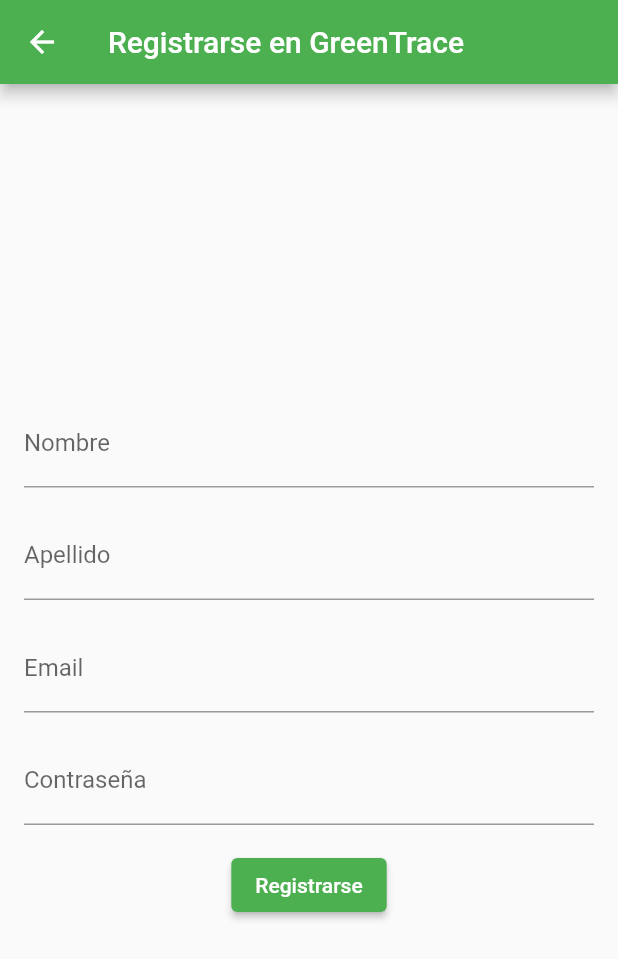
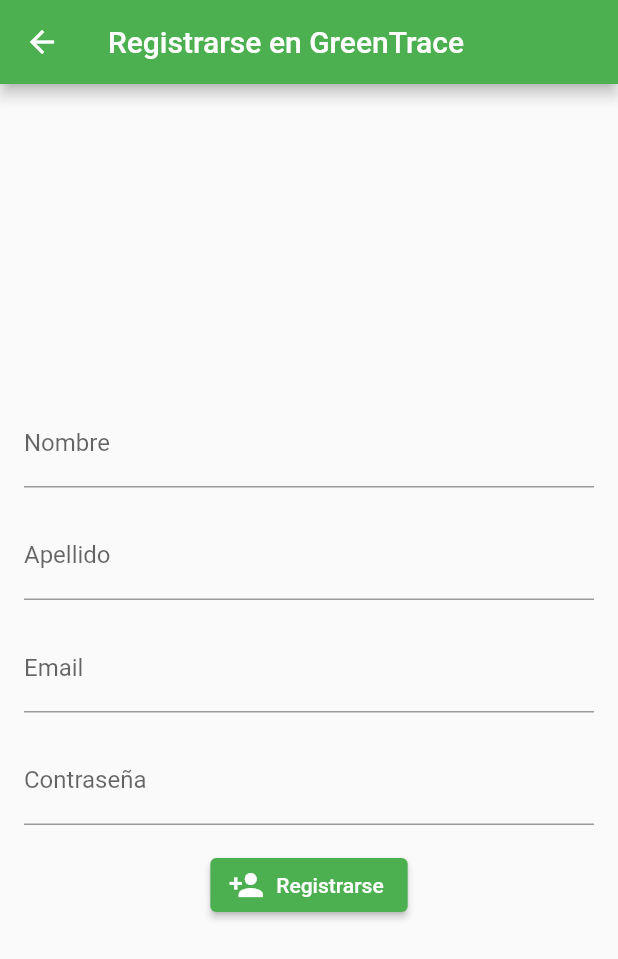
Before and after one commit to FrancaBruzzone/Obl_IHC_PruebasConFlutter, a Flutter app: the screen it shows after launch, after a tap on "¿No tienes una cuenta? Regístrate aquí", on a phone screen of 412 x 824 dp. Shown: the top 959 px of the screen. Run offline on Flutter 3.47's test engine with Material 2 defaults, Android fonts, the phone set to English and light mode, and no system bars; our stand-ins replace image_picker; missing offline and left inert: flutter_barcode_scanner.

Commit message:
Agrego íconos en diferentes botones

```diff
--- a/lib/views/articles_page.dart
+++ b/lib/views/articles_page.dart
@@ -32,6 +32,7 @@ class ArticlesPage extends StatelessWidget {
           return Card(
             margin: EdgeInsets.all(8.0),
             child: ListTile(
+              leading: Icon(Icons.article, color: Colors.green),
               title: Text(articles[index].title),
               subtitle: Container(
                 margin: EdgeInsets.only(top: 8.0),
--- a/lib/views/login_page.dart
+++ b/lib/views/login_page.dart
@@ -28,7 +28,7 @@ class LoginPage extends StatelessWidget {
               ),
             ),
             SizedBox(height: 16.0),
-            ElevatedButton(
+            ElevatedButton.icon(
               style: ButtonStyle(
                   backgroundColor: MaterialStateProperty.all<Color>(Colors.green)
               ),
@@ -40,7 +40,13 @@ class LoginPage extends StatelessWidget {
                   ),
                 );
               },
-              child: Text('Iniciar Sesión'),
+              icon: Icon(
+                Icons.login,
+                color: Colors.white,
+              ),
+              label: Text('Iniciar sesión',
+                  style: TextStyle(color: Colors.white)
+              )
             ),
             SizedBox(height: 16.0),
             GestureDetector(
--- a/lib/views/register_page.dart
+++ b/lib/views/register_page.dart
@@ -38,14 +38,20 @@ class RegisterPage extends StatelessWidget {
               ),
             ),
             SizedBox(height: 16.0),
-            ElevatedButton(
+            ElevatedButton.icon(
               style: ButtonStyle(
                 backgroundColor: MaterialStateProperty.all<Color>(Colors.green)
               ),
               onPressed: () {
                 // Agregar la lógica para registrar al usuario
               },
-              child: Text('Registrarse'),
+                icon: Icon(
+                  Icons.person_add,
+                  color: Colors.white,
+                ),
+                label: Text('Registrarse',
+                    style: TextStyle(color: Colors.white)
+                )
             ),
           ],
         ),
```
Also changed, not shown: lib/views/editprofile_page.dart (+9 -3 lines), lib/views/profile_page.dart (+8 -2 lines).
